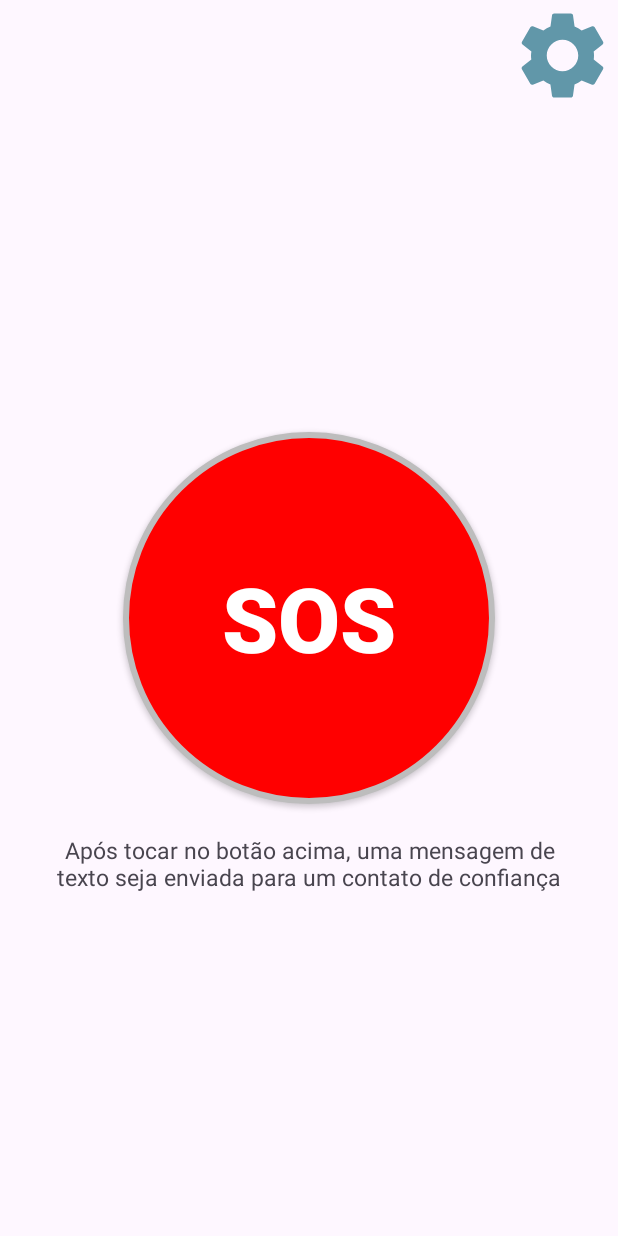
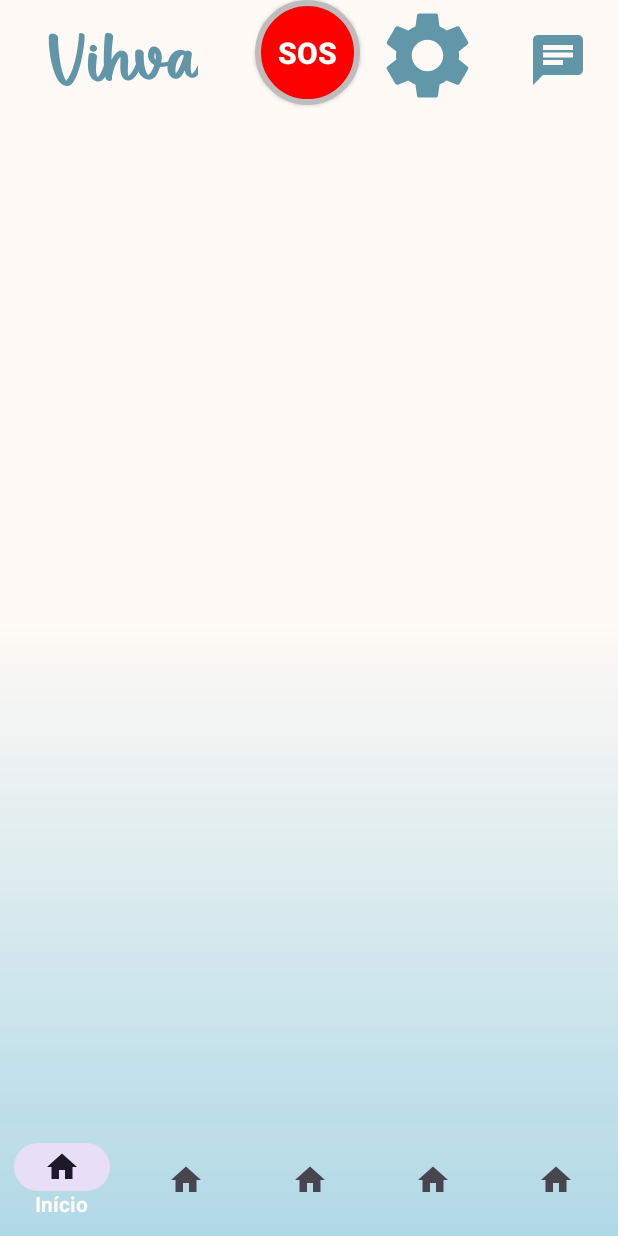
Before and after one commit to Pedrolbtb/Vihva-app, an Android app: the Inicio screen opened directly, with no data from a screen before it, on a phone screen of 412 x 824 dp. Run offline under Robolectric (Android 15) with nearby library versions, the phone set to English and light mode, and no system bars.

Commit message:
tela inicial

```diff
--- a/app/build.gradle.kts
+++ b/app/build.gradle.kts
@@ -61,6 +61,7 @@ dependencies {
     androidTestImplementation("androidx.test.ext:junit:1.1.5")
     androidTestImplementation("androidx.test.espresso:espresso-core:3.5.1")
     implementation("com.android.support.constraint:constraint-layout:1.1.3")
+    implementation ("com.google.android.material:material:<version>")
 
     //dependencias do Firebase
     implementation(platform("com.google.firebase:firebase-bom:32.8.0"))
--- a/app/src/main/AndroidManifest.xml
+++ b/app/src/main/AndroidManifest.xml
@@ -24,7 +24,7 @@
             android:name=".Inicio.Inicio"
             android:exported="false" />
         <activity
-            android:name=".Configurações.configuracao"
+            android:name=".Configurações.configuracoes"
             android:exported="false" />
         <activity
             android:name=".CriarPerfil.CriaPerfil2"
--- a/app/src/main/res/drawable/background_home.xml
+++ b/app/src/main/res/drawable/background_home.xml
@@ -5,5 +5,6 @@
     <gradient
             android:startColor="@color/off_white"
             android:endColor="@color/azul"
+            android:centerColor="@color/off_white"
             android:angle="190"/>
 </shape>
--- /dev/null
+++ b/app/src/main/res/drawable/ic_chat.xml
@@ -0,0 +1,5 @@
+<vector android:autoMirrored="true" android:height="24dp"
+    android:tint="#6096a8" android:viewportHeight="24"
+    android:viewportWidth="24" android:width="24dp" xmlns:android="http://schemas.android.com/apk/res/android">
+    <path android:fillColor="@android:color/white" android:pathData="M20,2L4,2c-1.1,0 -1.99,0.9 -1.99,2L2,22l4,-4h14c1.1,0 2,-0.9 2,-2L22,4c0,-1.1 -0.9,-2 -2,-2zM6,9h12v2L6,11L6,9zM14,14L6,14v-2h8v2zM18,8L6,8L6,6h12v2z"/>
+</vector>
--- /dev/null
+++ b/app/src/main/res/drawable/ic_inicio.xml
@@ -0,0 +1,5 @@
+<vector android:height="24dp" android:tint="#000000"
+    android:viewportHeight="24" android:viewportWidth="24"
+    android:width="24dp" xmlns:android="http://schemas.android.com/apk/res/android">
+    <path android:fillColor="@android:color/white" android:pathData="M10,20v-6h4v6h5v-8h3L12,3 2,12h3v8z"/>
+</vector>
--- /dev/null
+++ b/app/src/main/res/drawable/navbar_gradient.xml
@@ -0,0 +1,8 @@
+<?xml version="1.0" encoding="utf-8"?>
+<shape xmlns:android="http://schemas.android.com/apk/res/android">
+        <gradient
+            android:endColor="#B0D9E7"
+            android:startColor="#BFDFE7"
+            android:angle="190"
+            />
+</shape>
--- a/app/src/main/res/layout/activity_inicio.xml
+++ b/app/src/main/res/layout/activity_inicio.xml
@@ -4,14 +4,23 @@
     xmlns:tools="http://schemas.android.com/tools"
     android:layout_width="match_parent"
     android:layout_height="match_parent"
+    android:background="@drawable/background_home"
     tools:context=".Inicio.Inicio">
+
+    <TextView
+        style="@style/titulo_inicio"
+        android:layout_marginStart="30dp"
+        android:layout_marginTop="10dp"
+        android:text="@string/titulo_login"
+        app:layout_constraintStart_toStartOf="parent"
+        app:layout_constraintTop_toTopOf="parent" />
 
     <ImageButton
         android:id="@+id/btn_config"
         android:layout_width="70dp"
         android:layout_height="70dp"
         android:layout_marginTop="2dp"
-        android:layout_marginEnd="2dp"
+        android:layout_marginEnd="92dp"
         android:background="#00FFFFFF"
         android:onClick="irParaTelaConfig"
         android:scaleType="fitXY"
@@ -19,30 +28,56 @@
         app:layout_constraintEnd_toEndOf="parent"
         app:layout_constraintTop_toTopOf="parent" />
 
+    <ImageButton
+        android:id="@+id/btn_chat"
+        android:layout_width="40dp"
+        android:layout_height="40dp"
+        android:background="@drawable/ic_chat"
+        android:layout_marginTop="20dp"
+        android:layout_marginEnd="20dp"
+        app:layout_constraintTop_toTopOf="parent"
+        app:layout_constraintEnd_toEndOf="parent"
+        />
+
+
     <androidx.appcompat.widget.AppCompatButton
+        android:id="@+id/sos"
         style="@style/sos"
-        android:id="@+id/sos"
+        android:layout_width="70dp"
+        android:layout_height="70dp"
         android:background="@drawable/sos"
         android:text="SOS"
         android:textColor="@color/white"
-        android:textSize="60sp"
+        android:textSize="20sp"
         android:textStyle="bold"
         app:layout_constraintBottom_toBottomOf="parent"
         app:layout_constraintEnd_toEndOf="parent"
+        app:layout_constraintHorizontal_bias="0.498"
         app:layout_constraintStart_toStartOf="parent"
         app:layout_constraintTop_toTopOf="parent"
-        app:strokeWidth="1dp"/>
+        app:layout_constraintVertical_bias="0.0"
+        app:strokeWidth="1dp" />
 
-    <TextView
-        android:layout_width="350dp"
-        android:layout_height="wrap_content"
-        app:layout_constraintTop_toBottomOf="@+id/sos"
+    <LinearLayout
+        android:layout_width="412dp"
+        android:layout_height="74dp"
+        android:orientation="horizontal"
+        app:layout_constraintEnd_toEndOf="parent"
         app:layout_constraintStart_toStartOf="parent"
-        android:text="@string/text_sos"
-        app:layout_constraintEnd_toEndOf="parent"
-        android:textAlignment="center"
-        android:textSize="15sp"
-        android:layout_marginTop="20dp"
-        />
+        app:layout_constraintBottom_toBottomOf="parent"
+        tools:layout_editor_absoluteY="656dp">
+
+        <com.google.android.material.bottomnavigation.BottomNavigationView
+
+            android:id="@+id/bottom_navigation"
+            android:background="@drawable/navbar_gradient"
+            android:layout_width="match_parent"
+            android:layout_height="wrap_content"
+            app:itemTextAppearanceActive="@font/cloudsoft_bold_700"
+            app:itemTextColor="@color/off_white"
+            app:menu="@menu/nav_bar"/>
+    </LinearLayout>
+
+
 
 </androidx.constraintlayout.widget.ConstraintLayout>
--- /dev/null
+++ b/app/src/main/res/menu/nav_bar.xml
@@ -0,0 +1,33 @@
+<?xml version="1.0" encoding="utf-8"?>
+<menu xmlns:android="http://schemas.android.com/apk/res/android">
+    <item
+        android:id="@+id/remédio"
+        android:enabled="true"
+        android:icon="@drawable/ic_inicio"
+        android:title="@string/text_navbar_inicio"
+        />
+
+    <item
+        android:id="@+id/calendario"
+        android:enabled="true"
+        android:icon="@drawable/ic_inicio"
+        android:title="@string/text_navbar_inicio"/>
+
+    <item
+        android:id="@+id/inicio"
+        android:enabled="true"
+        android:icon="@drawable/ic_inicio"
+        android:title="@string/text_navbar_inicio"/>
+
+    <item
+        android:id="@+id/alarme"
+        android:enabled="true"
+        android:icon="@drawable/ic_inicio"
+        android:title="@string/text_navbar_inicio"/>
+
+    <item
+        android:id="@+id/perfil"
+        android:enabled="true"
+        android:icon="@drawable/ic_inicio"
+        android:title="@string/text_navbar_inicio"/>
+</menu>
--- a/app/src/main/res/values/strings.xml
+++ b/app/src/main/res/values/strings.xml
@@ -73,6 +73,6 @@
 
     <string name="text_error_login">Erro ao realizar login</string>
 
-
+    <string name="text_navbar_inicio">Início</string>
 
 </resources>
--- a/app/src/main/res/values/styles.xml
+++ b/app/src/main/res/values/styles.xml
@@ -151,4 +151,12 @@
         <item name="fontFamily">@font/cloudsoft_bold_700</item>
     </style>
 
+    <style name="titulo_inicio">
+        <item name="android:layout_width">wrap_content</item>
+        <item name="android:layout_height">wrap_content</item>
+        <item name="fontFamily">@font/peanut_butter</item>
+        <item name="android:textSize">50sp</item>
+        <item name="android:textColor">@color/Letras</item>
+    </style>
+
 </resources>
```
